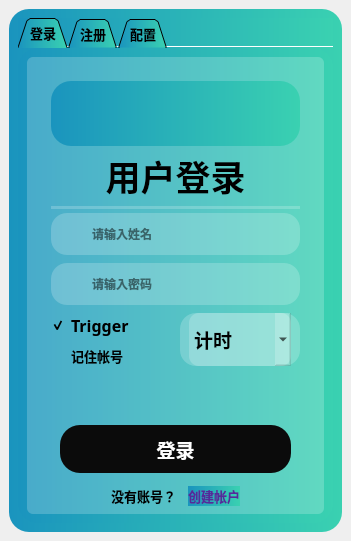
Above: ui/login.ui from YuTaoV5/BCI_attentionParadigm before the change. Below: the same form after it.
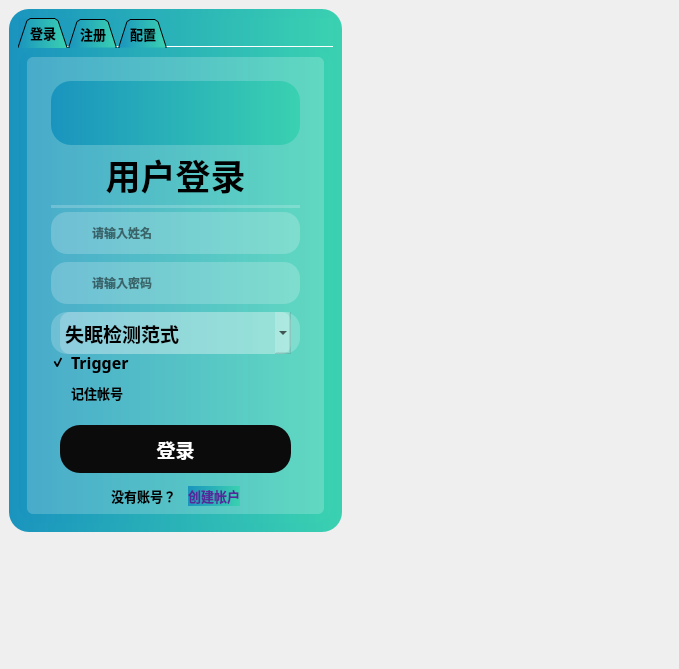
That is the form after the change. Icons and pictures are not drawn.

What changed in the file:
```diff
--- a/ui/login.ui
+++ b/ui/login.ui
@@ -6,17 +6,23 @@
    <rect>
     <x>0</x>
     <y>0</y>
-    <width>351</width>
-    <height>541</height>
+    <width>679</width>
+    <height>669</height>
    </rect>
   </property>
   <property name="windowTitle">
    <string>MainWindow</string>
   </property>
   <widget class="QWidget" name="centralwidget">
-   <layout class="QGridLayout" name="gridLayout_6">
-    <item row="0" column="0">
      <widget class="QFrame" name="frame_6">
+    <property name="geometry">
+     <rect>
+      <x>9</x>
+      <y>9</y>
+      <width>333</width>
+      <height>523</height>
+     </rect>
+    </property>
       <property name="maximumSize">
        <size>
         <width>16777</width>
@@ -396,6 +402,79 @@
                     <layout class="QHBoxLayout" name="horizontalLayout">
                      <item>
                       <layout class="QVBoxLayout" name="verticalLayout">
+                     <item>
+                      <widget class="QFrame" name="frame_24">
+                       <property name="minimumSize">
+                        <size>
+                         <width>0</width>
+                         <height>42</height>
+                        </size>
+                       </property>
+                       <property name="styleSheet">
+                        <string notr="true">border-radius:16px ;
+background-color: rgba(255, 255, 255, 51);</string>
+                       </property>
+                       <property name="frameShape">
+                        <enum>QFrame::StyledPanel</enum>
+                       </property>
+                       <property name="frameShadow">
+                        <enum>QFrame::Raised</enum>
+                       </property>
+                       <layout class="QHBoxLayout" name="horizontalLayout_19" stretch="0">
+                        <property name="spacing">
+                         <number>12</number>
+                        </property>
+                        <property name="topMargin">
+                         <number>0</number>
+                        </property>
+                        <property name="bottomMargin">
+                         <number>0</number>
+                        </property>
+                        <item>
+                         <widget class="QComboBox" name="mode">
+                          <property name="sizePolicy">
+                           <sizepolicy hsizetype="Preferred" vsizetype="Preferred">
+                            <horstretch>0</horstretch>
+                            <verstretch>0</verstretch>
+                           </sizepolicy>
+                          </property>
+                          <property name="minimumSize">
+                           <size>
+                            <width>0</width>
+                            <height>30</height>
+                           </size>
+                          </property>
+                          <property name="font">
+                           <font>
+                            <family>微软雅黑</family>
+                            <pointsize>14</pointsize>
+                            <weight>75</weight>
+                            <bold>true</bold>
+                           </font>
+                          </property>
+                          <property name="styleSheet">
+                           <string notr="true">border-radius:10px ;</string>
+                          </property>
+                          <item>
+                           <property name="text">
+                            <string>失眠检测范式</string>
+                           </property>
+                          </item>
+                          <item>
+                           <property name="text">
+                            <string>注意力ANT范式</string>
+                           </property>
+                          </item>
+                          <item>
+                           <property name="text">
+                            <string>注意力SART范式</string>
+                           </property>
+                          </item>
+                         </widget>
+                        </item>
+                       </layout>
+                      </widget>
+                     </item>
                        <item>
                         <widget class="QCheckBox" name="checkBox_tri">
                          <property name="font">
@@ -431,79 +510,6 @@
                        </item>
                       </layout>
                      </item>
-                     <item>
-                      <widget class="QFrame" name="frame_24">
-                       <property name="minimumSize">
-                        <size>
-                         <width>0</width>
-                         <height>42</height>
-                        </size>
-                       </property>
-                       <property name="styleSheet">
-                        <string notr="true">border-radius:16px ;
-background-color: rgba(255, 255, 255, 51);</string>
-                       </property>
-                       <property name="frameShape">
-                        <enum>QFrame::StyledPanel</enum>
-                       </property>
-                       <property name="frameShadow">
-                        <enum>QFrame::Raised</enum>
-                       </property>
-                       <layout class="QHBoxLayout" name="horizontalLayout_19" stretch="0">
-                        <property name="spacing">
-                         <number>12</number>
-                        </property>
-                        <property name="topMargin">
-                         <number>0</number>
-                        </property>
-                        <property name="bottomMargin">
-                         <number>0</number>
-                        </property>
-                        <item>
-                         <widget class="QComboBox" name="mode">
-                          <property name="sizePolicy">
-                           <sizepolicy hsizetype="Preferred" vsizetype="Preferred">
-                            <horstretch>0</horstretch>
-                            <verstretch>0</verstretch>
-                           </sizepolicy>
-                          </property>
-                          <property name="minimumSize">
-                           <size>
-                            <width>0</width>
-                            <height>30</height>
-                           </size>
-                          </property>
-                          <property name="font">
-                           <font>
-                            <family>微软雅黑</family>
-                            <pointsize>14</pointsize>
-                            <weight>75</weight>
-                            <bold>true</bold>
-                           </font>
-                          </property>
-                          <property name="styleSheet">
-                           <string notr="true">border-radius:10px ;</string>
-                          </property>
-                          <item>
-                           <property name="text">
-                            <string>计时</string>
-                           </property>
-                          </item>
-                          <item>
-                           <property name="text">
-                            <string>认知</string>
-                           </property>
-                          </item>
-                          <item>
-                           <property name="text">
-                            <string>SART</string>
-                           </property>
-                          </item>
-                         </widget>
-                        </item>
-                       </layout>
-                      </widget>
-                     </item>
                     </layout>
                    </item>
                   </layout>
@@ -1674,8 +1680,6 @@
        </item>
       </layout>
      </widget>
-    </item>
-   </layout>
   </widget>
  </widget>
  <resources>
```
Lines whose indentation alone changed are shown as unchanged.
